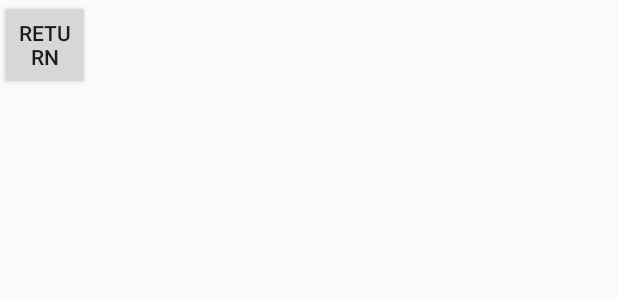
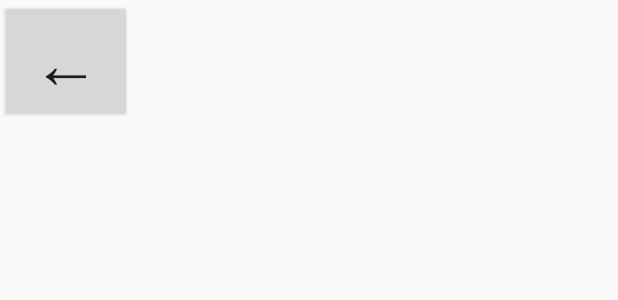
Before and after one commit to pikohan-suzuki/GohanApp, an Android app: the layout activity_search.xml on its own in the app's theme, with its tools: preview values and no code run, on a phone screen of 412 x 824 dp. Shown: the top 300 px of the screen. Run offline under Robolectric (Android 15) with nearby library versions, the phone set to English and light mode, and no system bars.

```diff
--- a/KIT_MAP/app/src/main/res/layout/activity_search.xml
+++ b/KIT_MAP/app/src/main/res/layout/activity_search.xml
@@ -8,8 +8,9 @@
 
     <Button
         android:id="@+id/return_button"
-        android:layout_width="60sp"
-        android:layout_height="60sp"
-        android:text="return" />
+        android:layout_width="wrap_content"
+        android:layout_height="wrap_content"
+        android:text="←"
+        android:textSize="45dp" />
 
 </LinearLayout>
```
Also changed, not shown: KIT_MAP/app/src/main/java/com/example/a81809/kit_map/MainActivity.java (+40 -1 lines), KIT_MAP/app/src/main/java/com/example/a81809/kit_map/User.java (added, +17 -0 lines), KIT_MAP/app/src/main/AndroidManifest.xml (line endings or trailing spaces).
